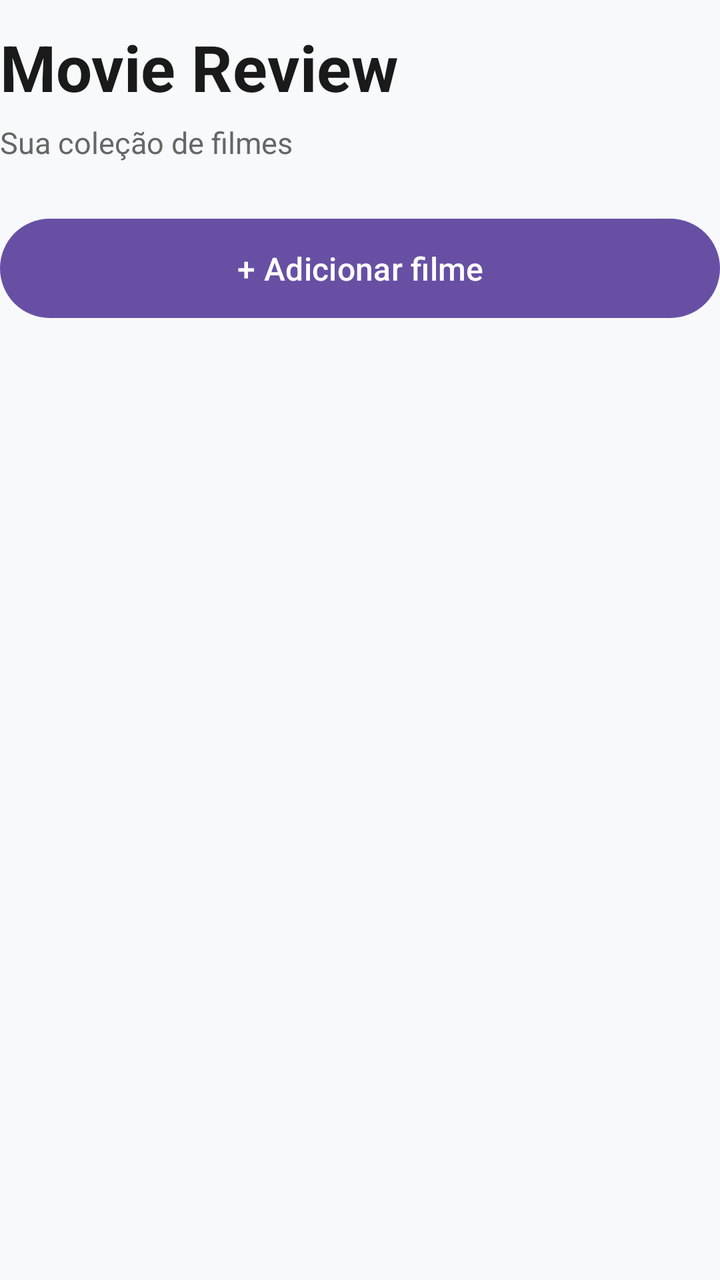
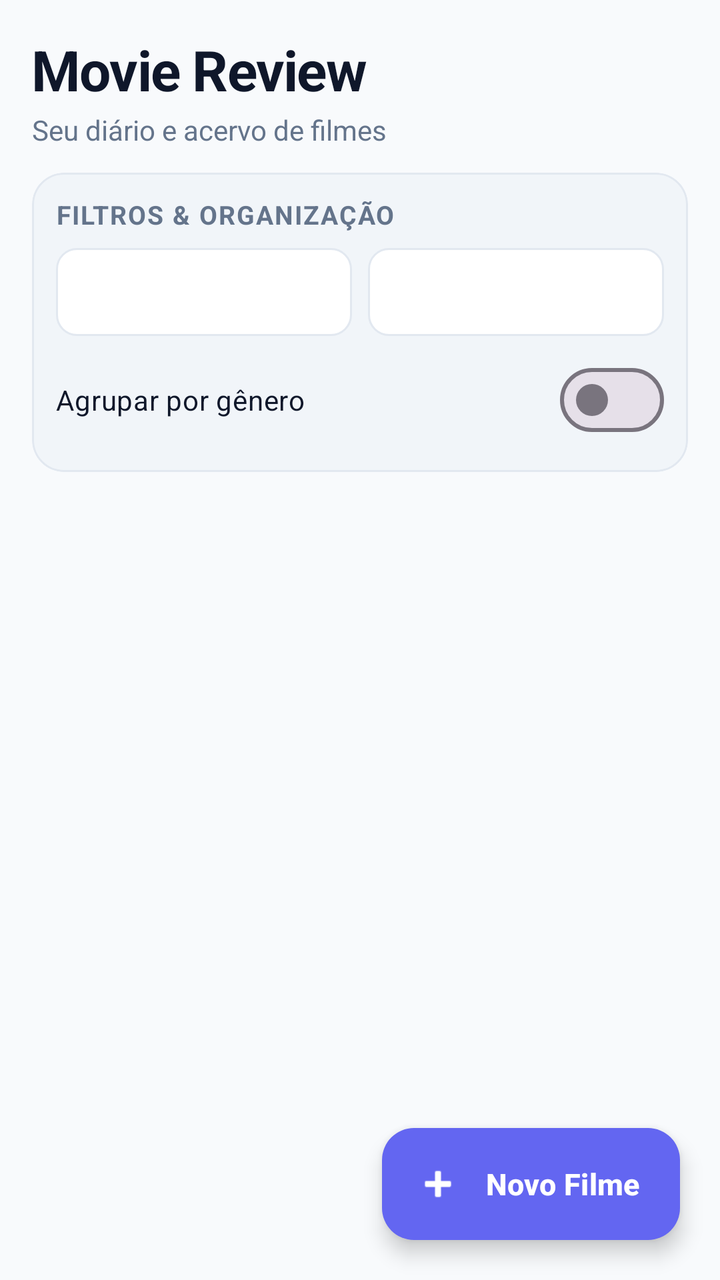

An Android layout rendered at two revisions. The XML below is the earlier revision; the diff shows what the commit changed to produce the second picture.
<!-- AndroidManifest.xml: application theme Theme.MovieReview -->
<!-- res/layout/activity_main.xml -->
<?xml version="1.0" encoding="utf-8"?>
<LinearLayout
    xmlns:android="http://schemas.android.com/apk/res/android"
    android:id="@+id/main"
    android:layout_width="match_parent"
    android:layout_height="match_parent"
    android:orientation="vertical"
    android:background="#F8F9FA">

    <TextView
        android:layout_width="match_parent"
        android:layout_height="wrap_content"
        android:text="Movie Review"
        android:textSize="32sp"
        android:textStyle="bold"
        android:textColor="#1A1A1A"
        android:paddingTop="12dp"
        android:paddingBottom="6dp"/>

    <TextView
        android:layout_width="match_parent"
        android:layout_height="wrap_content"
        android:text="Sua coleção de filmes"
        android:textSize="15sp"
        android:textColor="#666666"
        android:paddingBottom="24dp"/>

    <Button
        android:id="@+id/btnAddMovie"
        android:layout_width="match_parent"
        android:layout_height="wrap_content"
        android:text="+ Adicionar filme"
        android:paddingTop="14dp"
        android:paddingBottom="14dp"
        android:textSize="16sp"
        android:layout_marginBottom="20dp"/>

    <ListView
        android:id="@+id/listMovies"
        android:layout_width="match_parent"
        android:layout_height="0dp"
        android:layout_weight="1"
        android:divider="#E0E0E0"
        android:dividerHeight="1dp"
        android:clipToPadding="false"
        android:paddingBottom="16dp"/>

</LinearLayout>
<!-- resources referenced by this layout -->
<resources>
  <style name="Theme.MovieReview" parent="Base.Theme.MovieReview" />
  <style name="Base.Theme.MovieReview" parent="Theme.Material3.DayNight.NoActionBar">
          
          
      </style>
</resources>

<!-- the commit's change to res/layout/activity_main.xml (unified diff, before → after) -->
@@ -1,48 +1,150 @@
 <?xml version="1.0" encoding="utf-8"?>
-<LinearLayout
+<RelativeLayout
     xmlns:android="http://schemas.android.com/apk/res/android"
+    xmlns:app="http://schemas.android.com/apk/res-auto"
     android:id="@+id/main"
     android:layout_width="match_parent"
     android:layout_height="match_parent"
-    android:orientation="vertical"
-    android:background="#F8F9FA">
+    android:background="@color/bg_light">
 
-    <TextView
+    <LinearLayout
         android:layout_width="match_parent"
+        android:layout_height="match_parent"
+        android:orientation="vertical"
+        android:paddingStart="16dp"
+        android:paddingEnd="16dp">
+
+        <LinearLayout
+            android:layout_width="match_parent"
+            android:layout_height="wrap_content"
+            android:orientation="vertical"
+            android:paddingTop="16dp"
+            android:paddingBottom="12dp">
+
+            <TextView
+                android:layout_width="wrap_content"
+                android:layout_height="wrap_content"
+                android:letterSpacing="-0.02"
+                android:text="Movie Review"
+                android:textColor="@color/text_primary"
+                android:textSize="28sp"
+                android:textStyle="bold" />
+
+            <TextView
+                android:layout_width="wrap_content"
+                android:layout_height="wrap_content"
+                android:text="Seu diário e acervo de filmes"
+                android:textSize="14sp"
+                android:textColor="@color/text_secondary"
+                android:layout_marginTop="2dp"/>
+
+        </LinearLayout>
+
+        <com.google.android.material.card.MaterialCardView
+            android:layout_width="match_parent"
+            android:layout_height="wrap_content"
+            android:layout_marginBottom="12dp"
+            app:cardCornerRadius="16dp"
+            app:cardElevation="0dp"
+            app:cardBackgroundColor="@color/filter_bg"
+            app:strokeColor="@color/card_stroke"
+            app:strokeWidth="1dp">
+
+            <LinearLayout
+                android:layout_width="match_parent"
+                android:layout_height="wrap_content"
+                android:orientation="vertical"
+                android:padding="12dp">
+
+                <TextView
+                    android:layout_width="wrap_content"
+                    android:layout_height="wrap_content"
+                    android:text="Filtros &amp; Organização"
+                    android:textSize="13sp"
+                    android:textStyle="bold"
+                    android:textColor="@color/text_secondary"
+                    android:textAllCaps="true"
+                    android:letterSpacing="0.05"
+                    android:paddingBottom="8dp"/>
+
+                <LinearLayout
+                    android:layout_width="match_parent"
+                    android:layout_height="wrap_content"
+                    android:orientation="horizontal"
+                    android:layout_marginBottom="8dp">
+
+                    <Spinner
+                        android:id="@+id/spFilterGenre"
+                        android:layout_width="0dp"
+                        android:layout_height="44dp"
+                        android:layout_weight="1"
+                        android:layout_marginEnd="4dp"
+                        android:background="@drawable/bg_spinner_rounded"/>
+
+                    <Spinner
+                        android:id="@+id/spFilterStars"
+                        android:layout_width="0dp"
+                        android:layout_height="44dp"
+                        android:layout_weight="1"
+                        android:layout_marginStart="4dp"
+                        android:background="@drawable/bg_spinner_rounded"/>
+
+                </LinearLayout>
+
+                <com.google.android.material.materialswitch.MaterialSwitch
+                    android:id="@+id/swGroupByGenre"
+                    android:layout_width="match_parent"
+                    android:layout_height="wrap_content"
+                    android:text="Agrupar por gênero"
+                    android:textColor="@color/text_primary"
+                    android:textSize="14sp" />
+
+            </LinearLayout>
+
+        </com.google.android.material.card.MaterialCardView>
+
+        <ListView
+            android:id="@+id/listMovies"
+            android:layout_width="match_parent"
+            android:layout_height="0dp"
+            android:layout_weight="1"
+            android:divider="@null"
+            android:dividerHeight="0dp"
+            android:clipToPadding="false"
+            android:paddingBottom="88dp"
+            android:scrollbars="none"/>
+
+        <ExpandableListView
+            android:id="@+id/expandableListMovies"
+            android:layout_width="match_parent"
+            android:layout_height="0dp"
+            android:layout_weight="1"
+            android:divider="@null"
+            android:dividerHeight="0dp"
+            android:childDivider="@null"
+            android:groupIndicator="@null"
+            android:clipToPadding="false"
+            android:paddingBottom="88dp"
+            android:scrollbars="none"
+            android:visibility="gone"/>
+
+    </LinearLayout>
+
+    <com.google.android.material.floatingactionbutton.ExtendedFloatingActionButton
+        android:id="@+id/btnAddMovie"
+        android:layout_width="wrap_content"
         android:layout_height="wrap_content"
-        android:text="Movie Review"
-        android:textSize="32sp"
+        android:layout_alignParentBottom="true"
+        android:layout_alignParentEnd="true"
+        android:layout_margin="20dp"
+        android:text="Novo Filme"
+        android:textColor="@color/on_primary"
+        android:textSize="15sp"
         android:textStyle="bold"
-        android:textColor="#1A1A1A"
-        android:paddingTop="12dp"
-        android:paddingBottom="6dp"/>
+        app:icon="@android:drawable/ic_input_add"
+        app:iconTint="@color/on_primary"
+        app:backgroundTint="@color/primary"
+        app:cornerRadius="28dp"
+        app:elevation="6dp"/>
 
-    <TextView
-        android:layout_width="match_parent"
-        android:layout_height="wrap_content"
-        android:text="Sua coleção de filmes"
-        android:textSize="15sp"
-        android:textColor="#666666"
-        android:paddingBottom="24dp"/>
-
-    <Button
-        android:id="@+id/btnAddMovie"
-        android:layout_width="match_parent"
-        android:layout_height="wrap_content"
-        android:text="+ Adicionar filme"
-        android:paddingTop="14dp"
-        android:paddingBottom="14dp"
-        android:textSize="16sp"
-        android:layout_marginBottom="20dp"/>
-
-    <ListView
-        android:id="@+id/listMovies"
-        android:layout_width="match_parent"
-        android:layout_height="0dp"
-        android:layout_weight="1"
-        android:divider="#E0E0E0"
-        android:dividerHeight="1dp"
-        android:clipToPadding="false"
-        android:paddingBottom="16dp"/>
-
-</LinearLayout>
+</RelativeLayout>
<!-- resource entries referenced after the edit -->
@@ -1,9 +1,31 @@
 <!-- resources referenced by this layout -->
 <resources>
+  <color name="bg_light">#F8FAFC</color>
+  <color name="card_stroke">#E2E8F0</color>
+  <color name="filter_bg">#F1F5F9</color>
+  <color name="on_primary">#FFFFFF</color>
+  <color name="primary">#6366F1</color>
+  <color name="text_primary">#0F172A</color>
+  <color name="text_secondary">#64748B</color>
+  <!-- drawable bg_spinner_rounded (drawable) -->
+  <?xml version="1.0" encoding="utf-8"?>
+  <shape xmlns:android="http://schemas.android.com/apk/res/android"
+      android:shape="rectangle">
+      <corners android:radius="10dp" />
+      <solid android:color="@color/surface_light" />
+      <stroke android:width="1dp" android:color="@color/card_stroke" />
+      <padding android:left="8dp" android:right="8dp" android:top="4dp" android:bottom="4dp"/>
+  </shape>
   <style name="Theme.MovieReview" parent="Base.Theme.MovieReview" />
+  <color name="surface_light">#FFFFFF</color>
   <style name="Base.Theme.MovieReview" parent="Theme.Material3.DayNight.NoActionBar">
-          
-          
+          <item name="colorPrimary">@color/primary</item>
+          <item name="colorOnPrimary">@color/on_primary</item>
+          <item name="colorSecondary">@color/secondary</item>
+          <item name="android:windowBackground">@color/bg_light</item>
+          <item name="android:statusBarColor">@color/bg_light</item>
+          <item name="android:windowLightStatusBar">true</item>
       </style>
+  <color name="secondary">#EC4899</color>
 </resources>
 
